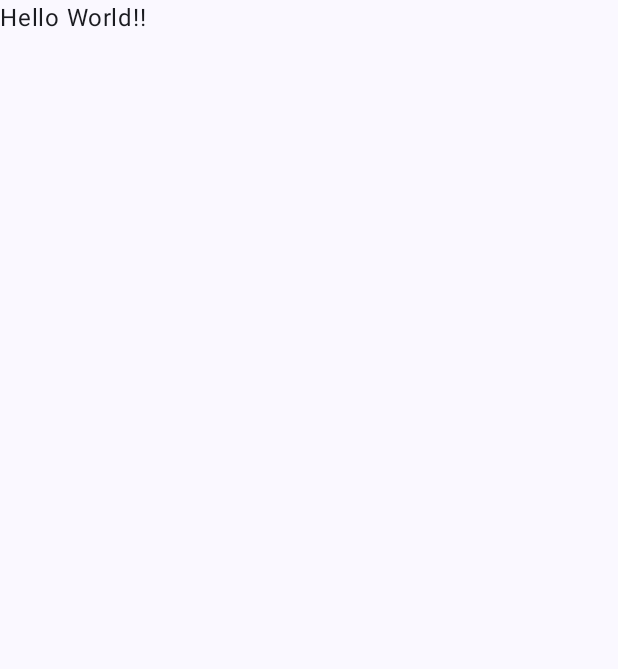
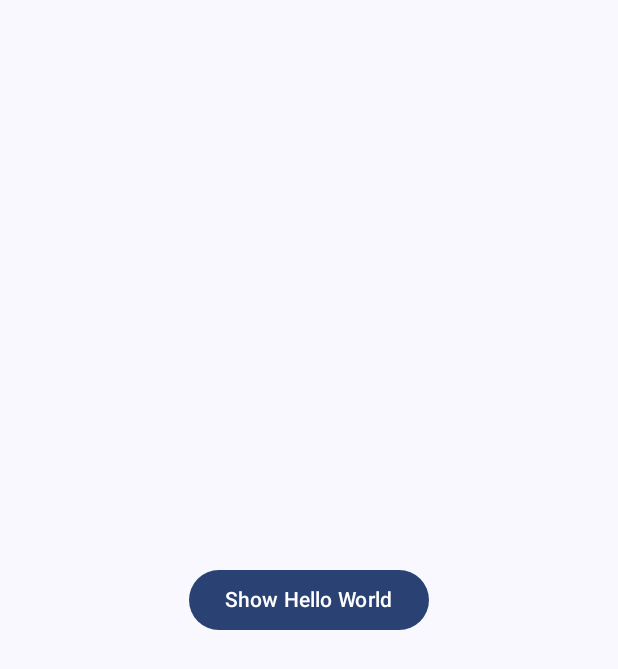
Before and after one commit to markmaci/cs501, an Android app built with Jetpack Compose: the screen it shows after launch (MainActivity), on a phone screen of 412 x 824 dp. Before the commit the part shown is almost empty. Shown: the top 669 px of the screen. Run offline under Robolectric (Android 15) with nearby library versions, the phone set to English and light mode, and no system bars.

Commit message:
individual assignment 1 hello world show/hide button

```diff
--- a/IndividualAssignment1/app/src/main/java/com/example/individualassignment1/MainActivity.kt
+++ b/IndividualAssignment1/app/src/main/java/com/example/individualassignment1/MainActivity.kt
@@ -4,11 +4,12 @@ import android.os.Bundle
 import androidx.activity.ComponentActivity
 import androidx.activity.compose.setContent
 import androidx.activity.enableEdgeToEdge
-import androidx.compose.foundation.layout.fillMaxSize
-import androidx.compose.foundation.layout.padding
+import androidx.compose.foundation.layout.*
+import androidx.compose.material3.Button
 import androidx.compose.material3.Scaffold
 import androidx.compose.material3.Text
-import androidx.compose.runtime.Composable
+import androidx.compose.runtime.*
+import androidx.compose.ui.Alignment
 import androidx.compose.ui.Modifier
 import androidx.compose.ui.tooling.preview.Preview
 import com.example.individualassignment1.ui.theme.IndividualAssignment1Theme
@@ -20,10 +21,7 @@ class MainActivity : ComponentActivity() {
         setContent {
             IndividualAssignment1Theme {
                 Scaffold(modifier = Modifier.fillMaxSize()) { innerPadding ->
-                    Greeting(
-                        name = "World!",
-                        modifier = Modifier.padding(innerPadding)
-                    )
+                    GreetingScreen(modifier = Modifier.padding(innerPadding))
                 }
             }
         }
@@ -31,17 +29,37 @@ class MainActivity : ComponentActivity() {
 }
 
 @Composable
-fun Greeting(name: String, modifier: Modifier = Modifier) {
-    Text(
-        text = "Hello $name!",
-        modifier = modifier
-    )
+fun GreetingScreen(modifier: Modifier = Modifier) {
+    var showText by remember { mutableStateOf(false) }
+
+    Box(
+        modifier = modifier.fillMaxSize(),
+        contentAlignment = Alignment.Center
+    ) {
+        Column(horizontalAlignment = Alignment.CenterHorizontally) {
+            Button(onClick = { showText = !showText }) {
+                if (!showText) {
+                    Text("Show Hello World")
+                }
+                else {
+                    Text("Hide Hello World")
+                }
+            }
+
+            if (showText) {
+                Text("Hello World!")
+            }
+            else {
+                Text("")
+            }
+        }
+    }
 }
 
 @Preview(showBackground = true)
 @Composable
-fun GreetingPreview() {
+fun GreetingScreenPreview() {
     IndividualAssignment1Theme {
-        Greeting("Android")
+        GreetingScreen()
     }
 }
```
